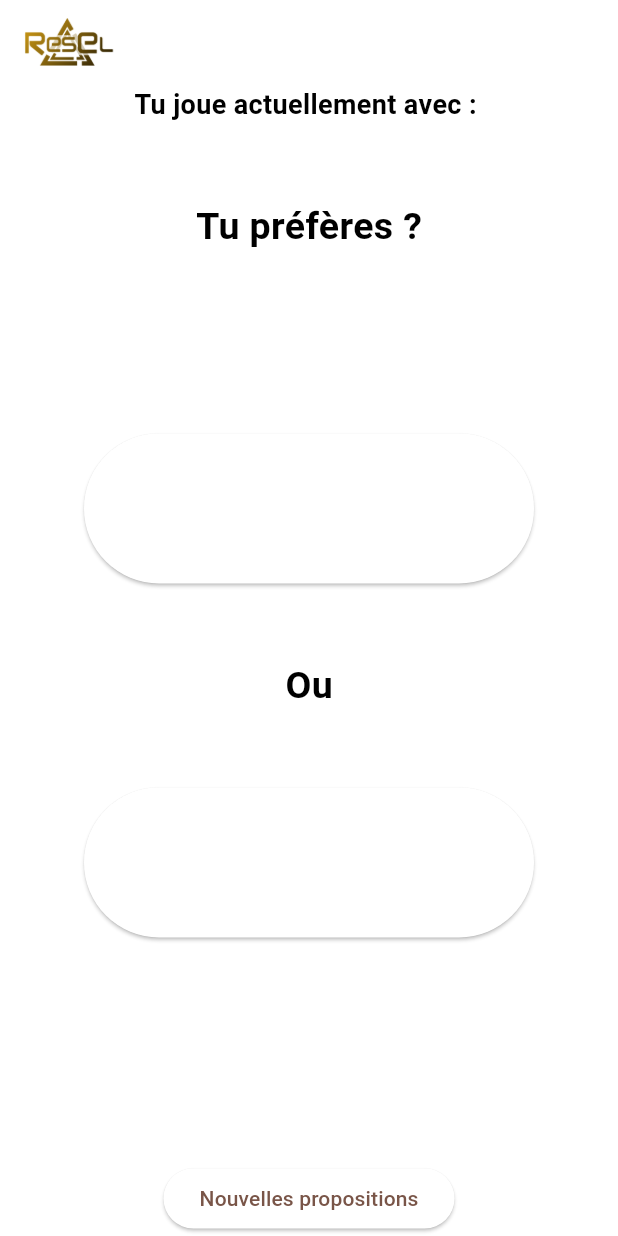
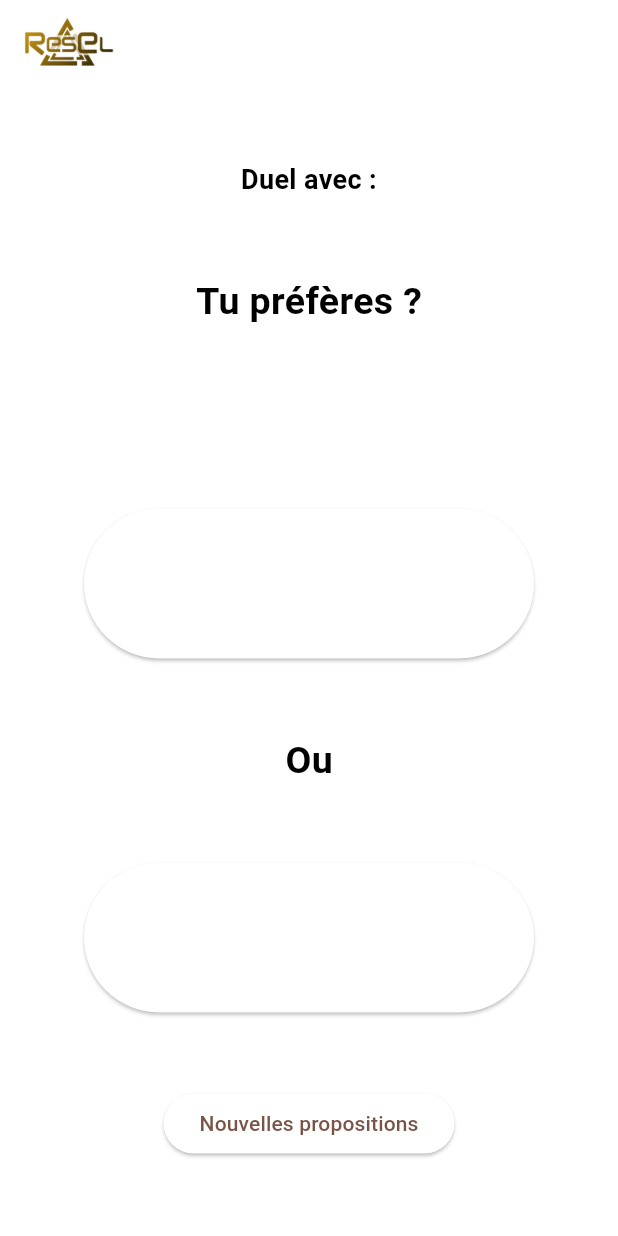
Before and after one commit to RayaneB75/multiplayer-wyr, a Flutter app: the WyrWindow screen opened directly with empty values, on a phone screen of 412 x 824 dp. Run offline on Flutter 3.47's test engine with Material 2 defaults, Android fonts, the phone set to English and light mode, and no system bars; our stand-ins replace simple_gradient_text; missing offline and left inert: universal_html; network calls fail; project files that could hold a hidden picture were left out.

Commit message:
fix(front): Size

```diff
--- a/front/lib/wyr.dart
+++ b/front/lib/wyr.dart
@@ -56,7 +56,8 @@ class Wyr extends StatelessWidget {
         mainAxisAlignment: MainAxisAlignment.center,
         crossAxisAlignment: CrossAxisAlignment.center,
         children: <Widget>[
-          Text('Tu joue actuellement avec : $playedUser',
+          Text('Duel avec : $playedUser',
+              textAlign: TextAlign.center,
               style:
                   const TextStyle(fontSize: 18, fontWeight: FontWeight.bold)),
           const SizedBox(height: 50),
@@ -75,7 +76,7 @@ class Wyr extends StatelessWidget {
             buttonText: secondProp,
             userId: userId,
           ),
-          const SizedBox(height: 150),
+          const SizedBox(height: 50),
           ElevatedButton(
             child: const Text('Nouvelles propositions'),
             onPressed: () {
```
